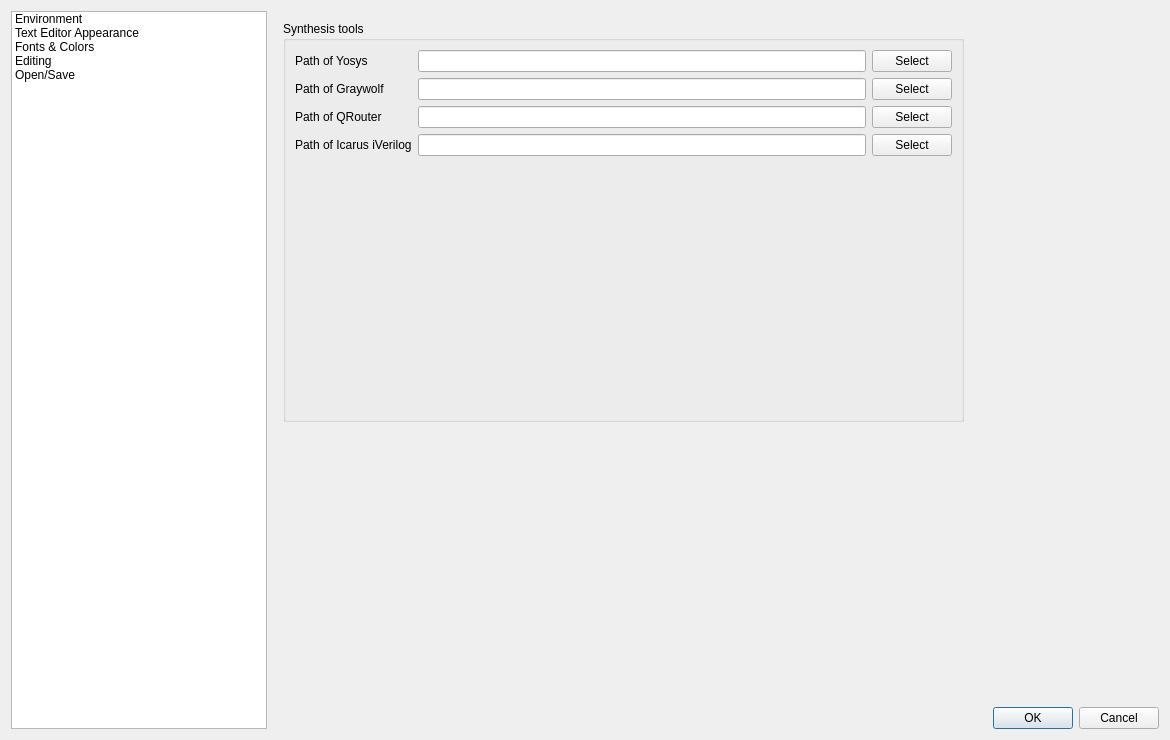
First picture: the form in settings.ui, repository libresilicon/qtflow, before the edit.
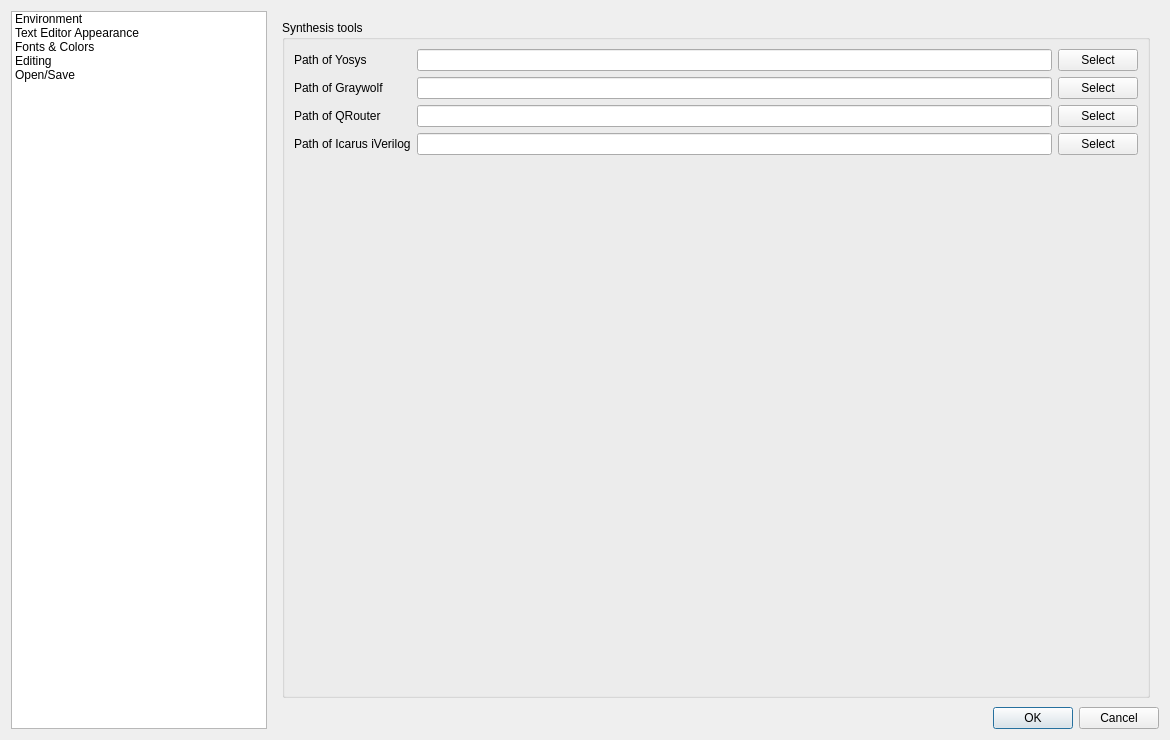
Second picture: the form after the edit.

Commit message: fixing size issue with ktexteditor config pages

```diff
--- a/settings.ui
+++ b/settings.ui
@@ -81,16 +81,10 @@
       </property>
       <item>
        <widget class="QStackedWidget" name="stackedWidget">
-        <widget class="QWidget" name="page1" native="true">
+        <widget class="QWidget" name="page1">
+         <layout class="QVBoxLayout" name="verticalLayout_3">
+          <item>
          <widget class="QGroupBox" name="groupBox">
-          <property name="geometry">
-           <rect>
-            <x>10</x>
-            <y>10</y>
-            <width>681</width>
-            <height>401</height>
-           </rect>
-          </property>
           <property name="sizePolicy">
            <sizepolicy hsizetype="Expanding" vsizetype="Expanding">
             <horstretch>0</horstretch>
@@ -191,6 +185,8 @@
            </item>
           </layout>
          </widget>
+          </item>
+         </layout>
         </widget>
         <widget class="QWidget" name="page2"/>
         <widget class="QWidget" name="page3"/>
```
Left out of the diff: 16 changed lines with no effect on the pictures. Lines whose indentation alone changed are shown as unchanged. The commit also changes 1 other file.
